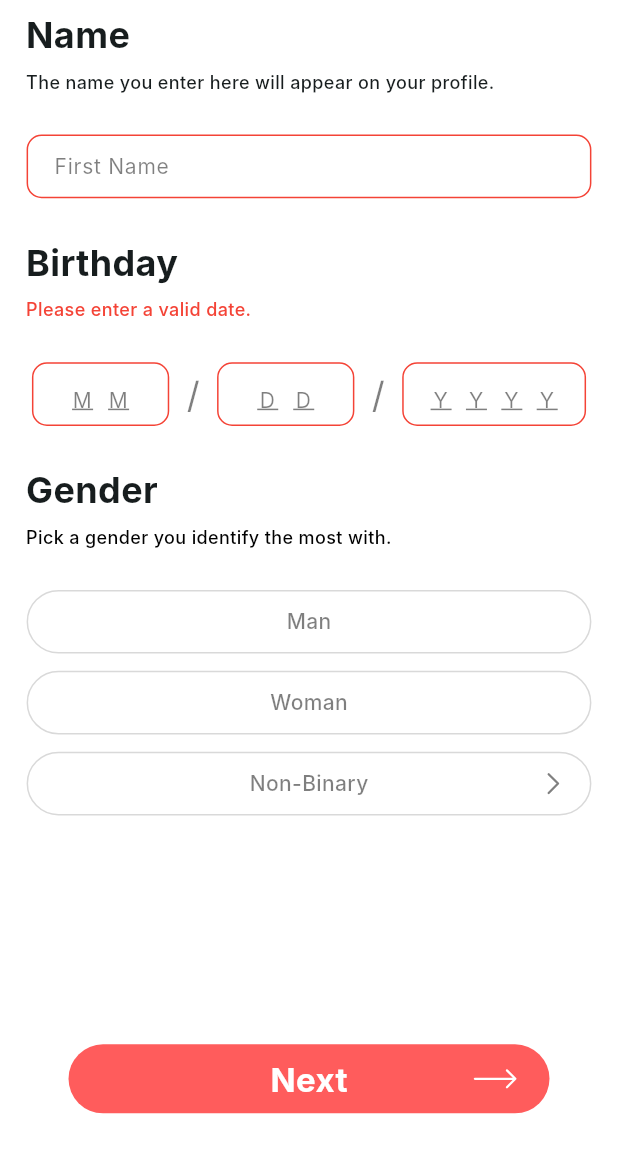
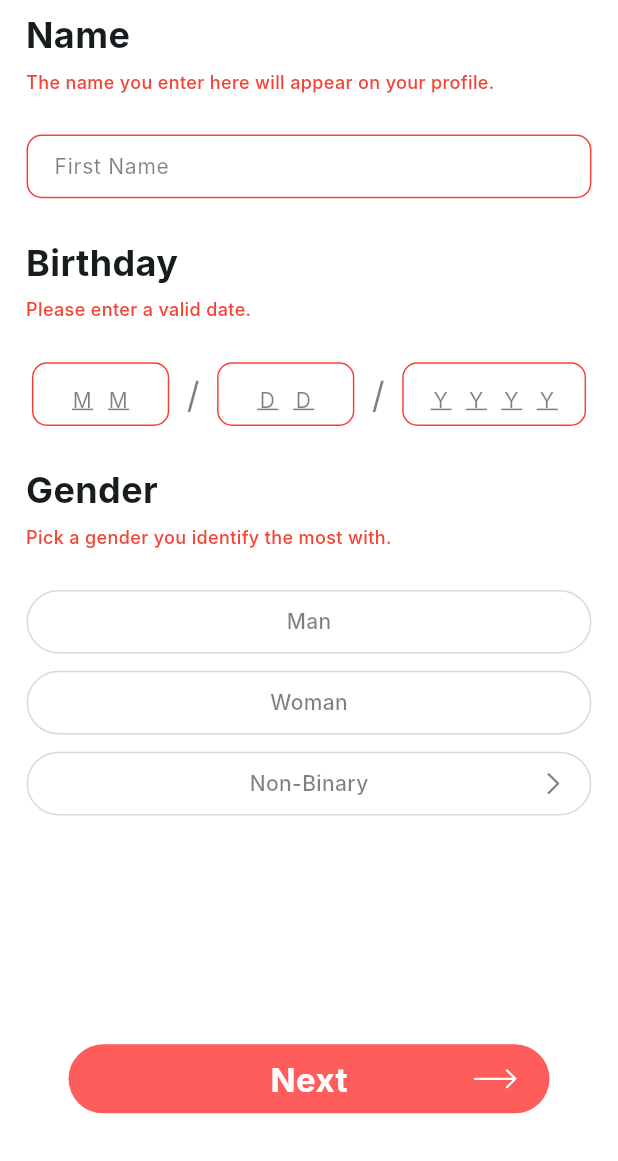
Before and after one commit to eUnity-Development/eUnity-app, a Flutter app: the NameDOBGender screen opened directly, after a tap on "Next", on a phone screen of 412 x 824 dp, the part 75-1236 px from its top. Run offline on Flutter 3.47's test engine with Material 3 defaults, Android fonts, the phone set to English and light mode, and no system bars; our stand-ins replace cookie_jar, curved_navigation_bar, dio, dio_cookie_manager, dotted_border, equatable and 7 more; accounts and stored records are empty; Roboto replaces fonts that are missing (Inter); project files that could hold a hidden picture were left out.

Commit message:
Fix gender desc not updating

```diff
--- a/frontend/lib/views/NameDOBGender.dart
+++ b/frontend/lib/views/NameDOBGender.dart
@@ -26,6 +26,8 @@ class _NameDOBGender extends State<NameDOBGender> {
       List<FocusNode>.generate(dobNodes, (int index) => FocusNode());
 
   Color nameBorder = DesignVariables.greyLines;
+  Color nameDescColor = Colors.black;
+
   Color genderDescColor = Colors.black;
 
   Color dobBorder = DesignVariables.greyLines;
@@ -150,7 +152,7 @@ class _NameDOBGender extends State<NameDOBGender> {
       });
     }
 
-    if (UserInfoHelper.userInfoCache['userGenderOptions'] == '') {
+    if (UserInfoHelper.userInfoCache['userGender'] == '') {
       setState(() {
         genderDescColor = Colors.red;
       });
@@ -163,10 +165,12 @@ class _NameDOBGender extends State<NameDOBGender> {
     if (_nameController.text.isEmpty) {
       setState(() {
         nameBorder = Colors.red;
+        nameDescColor = Colors.red;
       });
     } else {
       setState(() {
         nameBorder = DesignVariables.greyLines;
+        nameDescColor = Colors.black;
       });
     }
   }
@@ -247,11 +251,12 @@ class _NameDOBGender extends State<NameDOBGender> {
                 const BoxGap(width: 0, height: 7),
 
                 // Name description
-                const Text(
+                Text(
                   "The name you enter here will appear on your profile.",
                   style: TextStyle(
                     fontSize: 12,
                     fontWeight: FontWeight.w500,
+                    color: nameDescColor,
                   ),
                 ),
 
```
